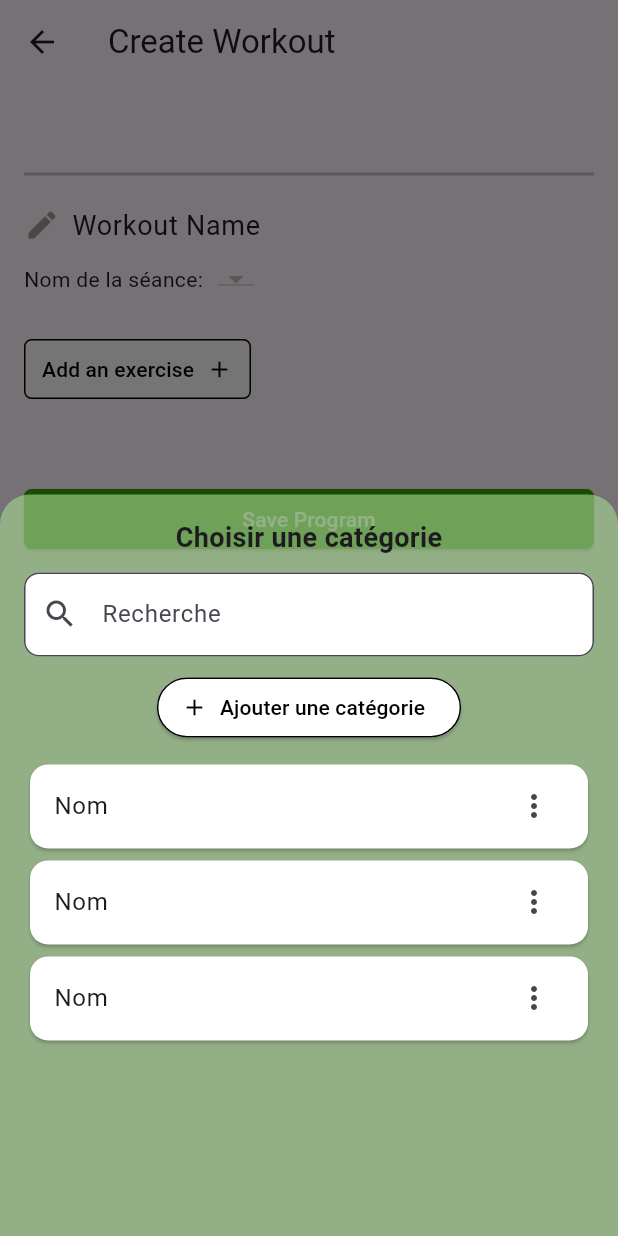
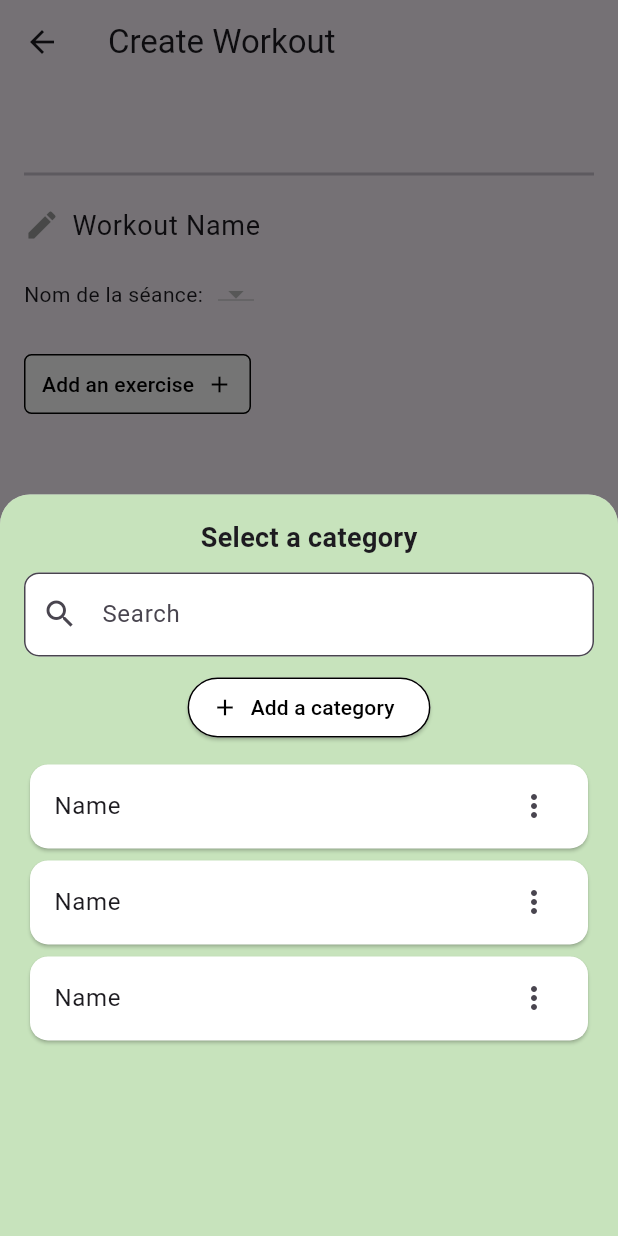
Before and after one commit to remybms/sportin-app, a Flutter app: the CreateWorkoutPage screen opened directly with empty values, after a tap on "Add an exercise", on a phone screen of 412 x 824 dp. Run offline on Flutter 3.47's test engine with Material 3 defaults, Android fonts, the phone set to English and light mode, and no system bars; our stand-ins replace table_calendar.

Commit message:
:sparkles: translated text, added popup to create workout page

```diff
--- a/lib/create-program/create_workout.dart
+++ b/lib/create-program/create_workout.dart
@@ -15,22 +15,36 @@ class CreateWorkoutPage extends StatefulWidget {
 class _CreateWorkoutPageState extends State<CreateWorkoutPage> {
   final TextEditingController _workoutNameController =
       TextEditingController(text: "Workout Name");
-  String _selectedWorkout = "Séance 1";
 
-  void _showChooseCategoryPopup(BuildContext context) {
+  late List<String> workoutOptions;
+  String? _selectedWorkout;
+
+  @override
+  void initState() {
+    super.initState();
+    // workout session based on selected number of workouts
+    workoutOptions =
+        List.generate(widget.workoutsPerWeek, (index) => "Séance ${index + 1}");
+
+    //  default selected workout = first item
+    if (workoutOptions.isNotEmpty) {
+      _selectedWorkout = workoutOptions.first;
+    }
+  }
+
+  void _showCreateExercisePopup(BuildContext context) {
     showModalBottomSheet(
       context: context,
       isScrollControlled: true,
-      backgroundColor: Colors.transparent,
+      shape: RoundedRectangleBorder(
+        borderRadius: BorderRadius.vertical(top: Radius.circular(20)),
+      ),
       builder: (context) => ChooseCategoryPopup(),
     );
   }
 
   @override
   Widget build(BuildContext context) {
-    List<String> workoutOptions = List.generate(
-        widget.workoutsPerWeek, (index) => "Séance \${index + 1}");
-
     return Scaffold(
       appBar: AppBar(title: Text("Create Workout")),
       body: Stack(
@@ -41,14 +55,14 @@ class _CreateWorkoutPageState extends State<CreateWorkoutPage> {
               child: Column(
                 crossAxisAlignment: CrossAxisAlignment.start,
                 children: [
-                  // Program Name Display
+                  // Program name
                   Text(
                     widget.programName,
                     style: TextStyle(fontSize: 24, fontWeight: FontWeight.bold),
                   ),
                   Divider(thickness: 2, height: 20),
 
-                  // Editable workout name
+                  // Workout name (editable)
                   Row(
                     children: [
                       Icon(Icons.edit, color: Colors.grey),
@@ -63,7 +77,9 @@ class _CreateWorkoutPageState extends State<CreateWorkoutPage> {
                     ],
                   ),
 
-                  // Workout selection dropdown
+                  SizedBox(height: 10),
+
+                  // Selection dropdown
                   Row(
                     children: [
                       Text("Nom de la séance:"),
@@ -78,7 +94,7 @@ class _CreateWorkoutPageState extends State<CreateWorkoutPage> {
                         }).toList(),
                         onChanged: (String? newValue) {
                           setState(() {
-                            _selectedWorkout = newValue!;
+                            _selectedWorkout = newValue;
                           });
                         },
                       ),
@@ -87,13 +103,14 @@ class _CreateWorkoutPageState extends State<CreateWorkoutPage> {
 
                   SizedBox(height: 24),
 
-                  // Add New Exercise Button
+                  // nex Exercise btn
                   ElevatedButton(
                     onPressed: () {
-                      _showChooseCategoryPopup(context);
+                      _showCreateExercisePopup(context);
                     },
                     style: ElevatedButton.styleFrom(
-                      padding: EdgeInsets.symmetric(horizontal: 12, vertical: 8),
+                      padding:
+                          EdgeInsets.symmetric(horizontal: 12, vertical: 8),
                       shape: RoundedRectangleBorder(
                         borderRadius: BorderRadius.circular(5),
                         side: BorderSide(color: Colors.black),
@@ -120,7 +137,7 @@ class _CreateWorkoutPageState extends State<CreateWorkoutPage> {
             ),
           ),
 
-          // Save Program Button (Fixed at the bottom)
+          // Save prog btn
           Positioned(
             bottom: 16,
             left: 16,
--- a/lib/popups/choose_categorie.dart
+++ b/lib/popups/choose_categorie.dart
@@ -15,14 +15,14 @@ class ChooseCategoryPopup extends StatelessWidget {
       child: Column(
         children: [
           Text(
-            "Choisir une catégorie",
+            "Select a category",
             style: TextStyle(fontSize: 18, fontWeight: FontWeight.bold),
           ),
           SizedBox(height: 10),
           TextField(
             decoration: InputDecoration(
               prefixIcon: Icon(Icons.search),
-              hintText: "Recherche",
+              hintText: "Search",
               filled: true,
               fillColor: Colors.white,
               border: OutlineInputBorder(
@@ -34,7 +34,7 @@ class ChooseCategoryPopup extends StatelessWidget {
           ElevatedButton.icon(
             onPressed: () {},
             icon: Icon(Icons.add),
-            label: Text("Ajouter une catégorie"),
+            label: Text("Add a category"),
             style: ElevatedButton.styleFrom(
               backgroundColor: Colors.white,
               foregroundColor: Colors.black,
@@ -49,7 +49,7 @@ class ChooseCategoryPopup extends StatelessWidget {
                 (index) => Card(
                   color: Colors.white,
                   child: ListTile(
-                    title: Text("Nom"),
+                    title: Text("Name"),
                     trailing: Icon(Icons.more_vert),
                   ),
                 ),
```
